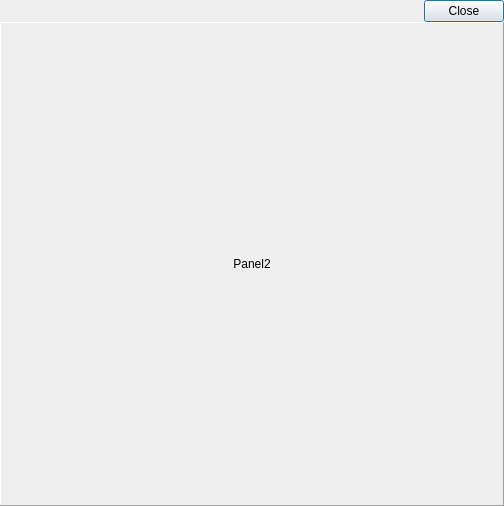
First picture: the form in app/rtkplot_qt/gmview.ui, repository tomojitakasu/RTKLIB, before the edit.
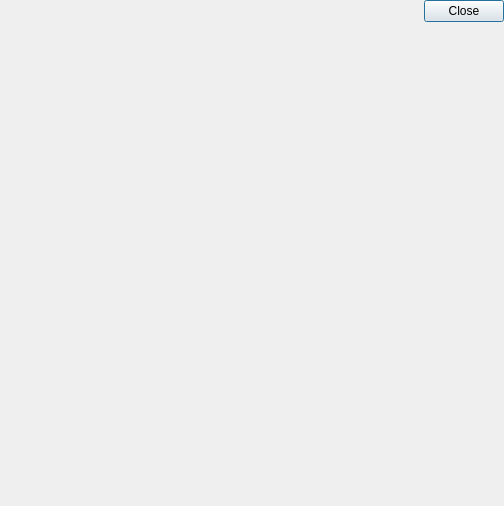
Second picture: the form after the edit. Icons and pictures are not drawn.

The edit to the form file:
```diff
--- a/app/rtkplot_qt/gmview.ui
+++ b/app/rtkplot_qt/gmview.ui
@@ -167,7 +167,7 @@
     </widget>
    </item>
    <item>
-    <widget class="QLabel" name="Panel2">
+    <widget class="QWidget" name="Panel2" native="true">
      <property name="enabled">
       <bool>true</bool>
      </property>
@@ -177,17 +177,8 @@
      <property name="layoutDirection">
       <enum>Qt::LeftToRight</enum>
      </property>
-     <property name="frameShape">
-      <enum>QFrame::Panel</enum>
-     </property>
-     <property name="frameShadow">
-      <enum>QFrame::Raised</enum>
-     </property>
-     <property name="text">
-      <string>Panel2</string>
-     </property>
-     <property name="alignment">
-      <set>Qt::AlignCenter</set>
+     <property name="text" stdset="0">
+      <string/>
      </property>
     </widget>
    </item>
```
Left out of the diff: 8 changed lines with no effect on the pictures.
